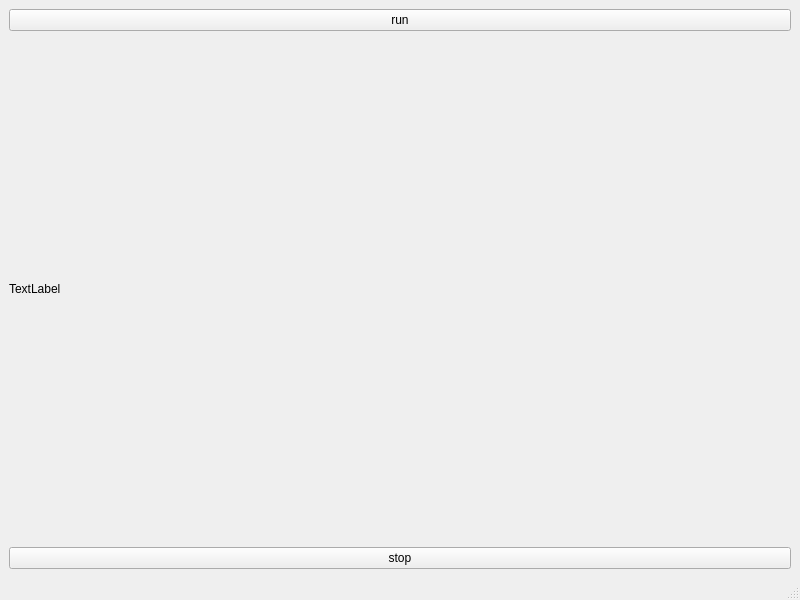
Above: serialmainwindow.ui from halfdecay/serialThread before the change. Below: the same form after it.
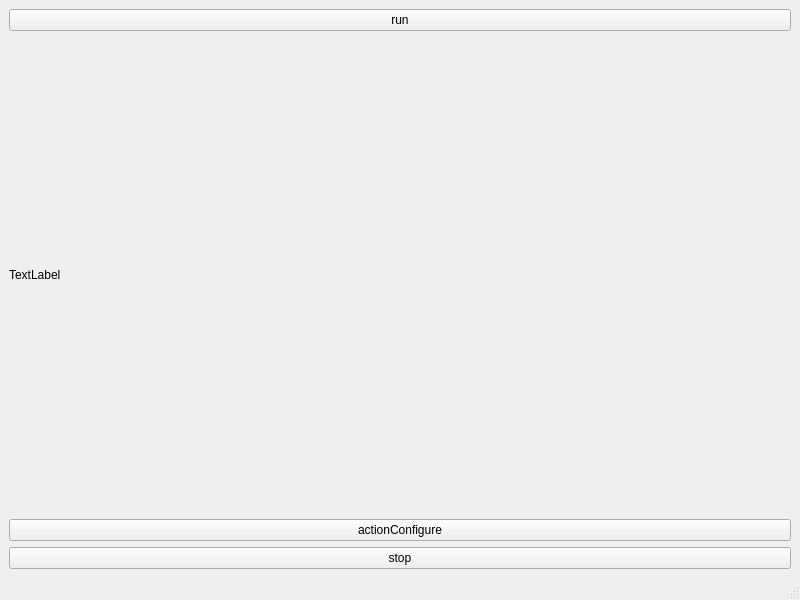
That is the form after the change.

The edit to the form file:
```diff
--- a/serialmainwindow.ui
+++ b/serialmainwindow.ui
@@ -31,6 +31,13 @@
         </property>
        </widget>
       </item>
+      <item>
+       <widget class="QPushButton" name="actionConfigure">
+        <property name="text">
+         <string>actionConfigure</string>
+        </property>
+       </widget>
+      </item>
       <item>
        <widget class="QPushButton" name="pushButton_2">
         <property name="text">
```
